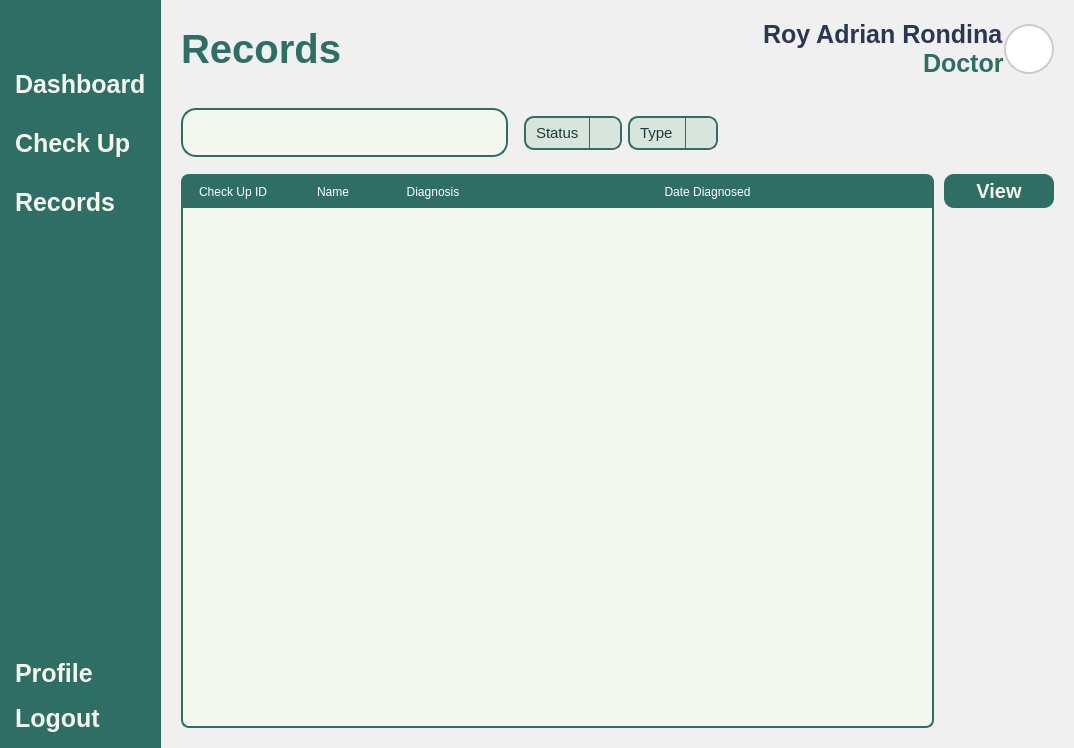
This is Views/Doctor_CheckUpList.ui in VinsmokeSanji69/COVACHA_CLINIC_SYSTEM as Qt 5 draws it before an edit. The edited form follows.
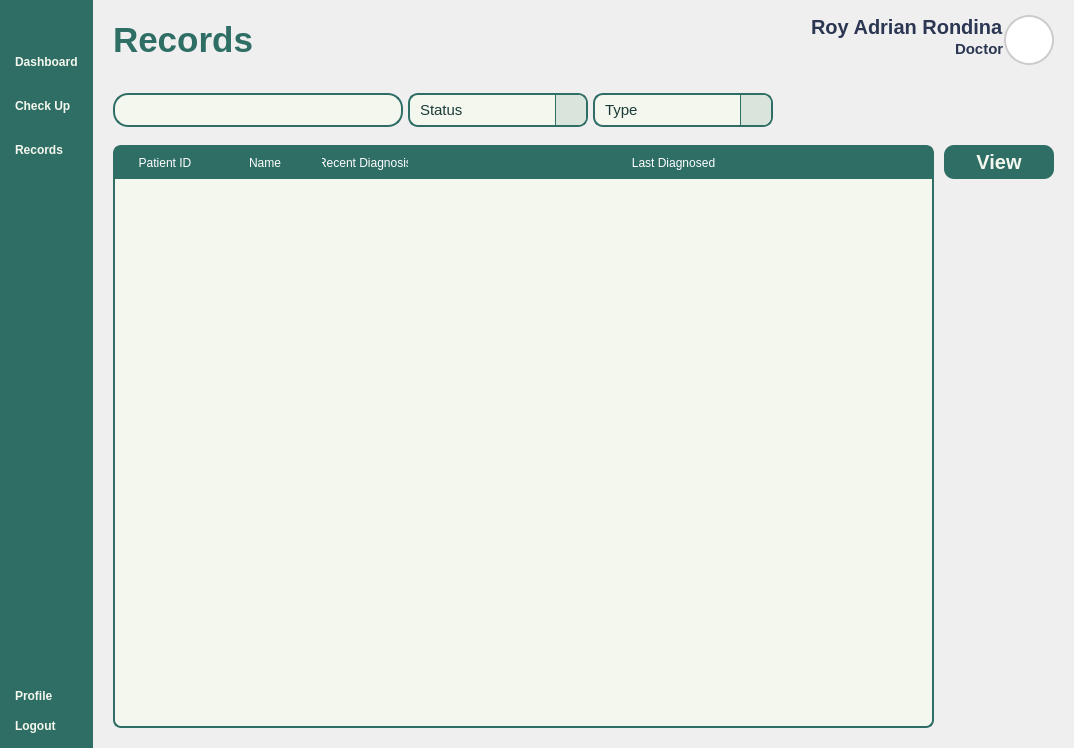
This is the edited form. Icons and pictures are not drawn.

```diff
--- a/Views/Doctor_CheckUpList.ui
+++ b/Views/Doctor_CheckUpList.ui
@@ -20,11 +20,10 @@
 	border: 0px;
 }
 QPushButton {
-	font: 900 10pt &quot;Satoshi Black&quot;;
+	font: 900 17pt &quot;Satoshi Black&quot;;
 	background-color: transparent;
  	border-radius: 10px;
 	font-weight: bold;
-	font-size: 25px;
 	color: #F4F7ED;
 	text-align: left;
 	padding: 5px 5px;
@@ -89,7 +88,7 @@
          <string/>
         </property>
         <property name="icon">
-         <iconset resource="../Images/resources.qrc">
+         <iconset>
           <normaloff>:/lucide/icons/align-justify.svg</normaloff>:/lucide/icons/align-justify.svg</iconset>
         </property>
         <property name="iconSize">
@@ -130,7 +129,7 @@
            <string>Dashboard</string>
           </property>
           <property name="icon">
-           <iconset resource="../Images/resources.qrc">
+           <iconset>
             <normaloff>:/lucide/icons/layout-dashboard.svg</normaloff>:/lucide/icons/layout-dashboard.svg</iconset>
           </property>
           <property name="iconSize">
@@ -143,11 +142,16 @@
         </item>
         <item>
          <widget class="QPushButton" name="CheckUpButton">
+          <property name="styleSheet">
+           <string notr="true">QPushButton{
+	font: 900 20pt &quot;Satoshi Black&quot;;	
+}</string>
+          </property>
           <property name="text">
            <string>Check Up</string>
           </property>
           <property name="icon">
-           <iconset resource="../Images/resources.qrc">
+           <iconset>
             <normaloff>:/lucide/icons/file-text.svg</normaloff>:/lucide/icons/file-text.svg</iconset>
           </property>
           <property name="iconSize">
@@ -167,7 +171,7 @@
            <string>Records</string>
           </property>
           <property name="icon">
-           <iconset resource="../Images/resources.qrc">
+           <iconset>
             <normaloff>:/lucide/icons/user-round-pen.svg</normaloff>:/lucide/icons/user-round-pen.svg</iconset>
           </property>
           <property name="iconSize">
@@ -207,7 +211,7 @@
            <string>Profile</string>
           </property>
           <property name="icon">
-           <iconset resource="../Images/resources.qrc">
+           <iconset>
             <normaloff>:/lucide/icons/user-round-cog.svg</normaloff>:/lucide/icons/user-round-cog.svg</iconset>
           </property>
           <property name="iconSize">
@@ -224,7 +228,7 @@
            <string>Logout</string>
           </property>
           <property name="icon">
-           <iconset resource="../Images/resources.qrc">
+           <iconset>
             <normaloff>:/lucide/icons/log-out.svg</normaloff>:/lucide/icons/log-out.svg</iconset>
           </property>
           <property name="iconSize">
@@ -243,15 +247,12 @@
    <item>
     <widget class="QFrame" name="MainBodyContainer">
      <property name="styleSheet">
-      <string notr="true">#MainBodyContainer {
-	background-color: #f0f0f0;
-}
-
-#Header {
-	padding: 20px 20px;
+      <string notr="true">#Header {
+	padding: 10px 20px;
+padding-top: 15px;
 }
 QLabel {
-    padding: 0px;
+    padding: 0px; 
 }
 #UserType {
 	font: 300 10pt &quot;Lexend Light&quot;;
@@ -260,19 +261,17 @@
 }
 #UserName {
 	font: 600 10pt &quot;Lexend SemiBold&quot;;
-	font-size: 25px;
+	font-size: 20px;
 	color: #2B3752;
 }
 #InterfaceTitle{
-	font-size: 40px;
+	font-size: 35px;
 }
 QGraphicsView {
-    border: 2px solid #ccc;
+    border: 2px solid #ccc; 
     border-radius: 25px;
-    background: white;
+    background: white; 
 }
-
-
 </string>
      </property>
      <property name="frameShape">
@@ -376,7 +375,7 @@
               </widget>
              </item>
              <item alignment="Qt::AlignRight">
-              <widget class="QLabel" name="ID">
+              <widget class="QLabel" name="UserType">
                <property name="text">
                 <string>Doctor</string>
                </property>
@@ -496,6 +495,9 @@
          <enum>QFrame::Raised</enum>
         </property>
         <layout class="QVBoxLayout" name="verticalLayout_2">
+         <property name="spacing">
+          <number>0</number>
+         </property>
          <property name="leftMargin">
           <number>20</number>
          </property>
@@ -522,6 +524,37 @@
              <height>70</height>
             </size>
            </property>
+           <property name="styleSheet">
+            <string notr="true">QComboBox {
+    background-color: #F4F7ED;
+    border: 2px solid #2E6E65;
+    border-radius: 10px;
+    padding: 5px 10px;
+	font: 300 12pt &quot;Lexend Light&quot;;
+}
+QComboBox::drop-down {
+    subcontrol-origin: padding;
+    subcontrol-position: top right;
+    width: 30px;
+    border-left: 1px solid #2E6E65;
+    background-color: #D9E4DC;
+    border-top-right-radius: 8px;
+    border-bottom-right-radius: 8px;
+}
+QComboBox::down-arrow {
+    image: url(:/lucide/icons/chevron-down.svg);
+    width: 20px;
+    height: 20px;
+}
+QComboBox QAbstractItemView {
+    background-color: #F4F7ED;
+    selection-background-color: #CCE3D0;
+    border: 1px solid #2E6E65;
+    border-radius: 2px;
+    outline: 0;  
+	font: 300 12pt &quot;Lexend Light&quot;;
+}</string>
+           </property>
            <property name="frameShape">
             <enum>QFrame::StyledPanel</enum>
            </property>
@@ -529,9 +562,21 @@
             <enum>QFrame::Raised</enum>
            </property>
            <layout class="QHBoxLayout" name="horizontalLayout_4">
+            <property name="spacing">
+             <number>5</number>
+            </property>
             <property name="leftMargin">
              <number>0</number>
             </property>
+            <property name="topMargin">
+             <number>0</number>
+            </property>
+            <property name="rightMargin">
+             <number>0</number>
+            </property>
+            <property name="bottomMargin">
+             <number>0</number>
+            </property>
             <item>
              <widget class="QWidget" name="SearchBar" native="true">
               <property name="sizePolicy">
@@ -540,6 +585,12 @@
                 <verstretch>0</verstretch>
                </sizepolicy>
               </property>
+              <property name="minimumSize">
+               <size>
+                <width>290</width>
+                <height>0</height>
+               </size>
+              </property>
               <property name="styleSheet">
                <string notr="true">#SearchBar {
 	background-color: #F4F7ED;
@@ -576,7 +627,7 @@
                   <string/>
                  </property>
                  <property name="icon">
-                  <iconset resource="../Images/resources.qrc">
+                  <iconset>
                    <normaloff>:/lucide/icons/search.svg</normaloff>:/lucide/icons/search.svg</iconset>
                  </property>
                  <property name="iconSize">
@@ -590,22 +641,6 @@
               </layout>
              </widget>
             </item>
-            <item>
-             <spacer name="horizontalSpacer_3">
-              <property name="orientation">
-               <enum>Qt::Horizontal</enum>
-              </property>
-              <property name="sizeType">
-               <enum>QSizePolicy::Maximum</enum>
-              </property>
-              <property name="sizeHint" stdset="0">
-               <size>
-                <width>10</width>
-                <height>20</height>
-               </size>
-              </property>
-             </spacer>
-            </item>
             <item>
              <widget class="QComboBox" name="StatusBox">
               <property name="sizePolicy">
@@ -614,36 +649,14 @@
                 <verstretch>0</verstretch>
                </sizepolicy>
               </property>
+              <property name="minimumSize">
+               <size>
+                <width>180</width>
+                <height>0</height>
+               </size>
+              </property>
               <property name="styleSheet">
-               <string notr="true">QComboBox {
-    background-color: #D9E4DC;
-    border: 2px solid #2E6E65;
-    border-radius: 10px;
-    padding: 5px 10px;
-	font: 300 12pt &quot;Lexend Light&quot;;
-}
-QComboBox::drop-down {
-    subcontrol-origin: padding;
-    subcontrol-position: top right;
-    width: 30px;
-    border-left: 1px solid #2E6E65;
-    background-color: #D9E4DC;
-    border-top-right-radius: 8px;
-    border-bottom-right-radius: 8px;
-}
-QComboBox::down-arrow {
-    image: url(:/icons/icons/chevron-down.svg);
-    width: 20px;
-    height: 20px;
-}
-QComboBox QAbstractItemView {
-    background-color: #F4F7ED;
-    selection-background-color: #CCE3D0;
-    border: 1px solid #2E6E65;
-    border-radius: 2px;
-    outline: 0;
-	font: 300 12pt &quot;Lexend Light&quot;;
-}</string>
+               <string notr="true"/>
               </property>
               <property name="editable">
                <bool>false</bool>
@@ -657,36 +670,14 @@
             </item>
             <item>
              <widget class="QComboBox" name="TypeBox">
+              <property name="minimumSize">
+               <size>
+                <width>180</width>
+                <height>0</height>
+               </size>
+              </property>
               <property name="styleSheet">
-               <string notr="true">QComboBox {
-    background-color: #D9E4DC;
-    border: 2px solid #2E6E65;
-    border-radius: 10px;
-    padding: 5px 10px;
-	font: 300 12pt &quot;Lexend Light&quot;;
-}
-QComboBox::drop-down {
-    subcontrol-origin: padding;
-    subcontrol-position: top right;
-    width: 30px;
-    border-left: 1px solid #2E6E65;
-    background-color: #D9E4DC;
-    border-top-right-radius: 8px;
-    border-bottom-right-radius: 8px;
-}
-QComboBox::down-arrow {
-    image: url(:/icons/icons/chevron-down.svg);
-    width: 20px;
-    height: 20px;
-}
-QComboBox QAbstractItemView {
-    background-color: #F4F7ED;
-    selection-background-color: #CCE3D0;
-    border: 1px solid #2E6E65;
-    border-radius: 2px;
-    outline: 0;
-	font: 300 12pt &quot;Lexend Light&quot;;
-}</string>
+               <string notr="true"/>
               </property>
               <item>
                <property name="text">
@@ -762,8 +753,8 @@
                 <rect>
                  <x>0</x>
                  <y>0</y>
-                 <width>702</width>
-                 <height>547</height>
+                 <width>753</width>
+                 <height>581</height>
                 </rect>
                </property>
                <layout class="QVBoxLayout" name="verticalLayout_7">
@@ -812,7 +803,7 @@
                   </attribute>
                   <column>
                    <property name="text">
-                    <string>Check Up ID</string>
+                    <string>Patient ID</string>
                    </property>
                   </column>
                   <column>
@@ -822,12 +813,12 @@
                   </column>
                   <column>
                    <property name="text">
-                    <string>Diagnosis</string>
+                    <string>Recent Diagnosis</string>
                    </property>
                   </column>
                   <column>
                    <property name="text">
-                    <string>Date Diagnosed</string>
+                    <string>Last Diagnosed</string>
                    </property>
                   </column>
                  </widget>
```
